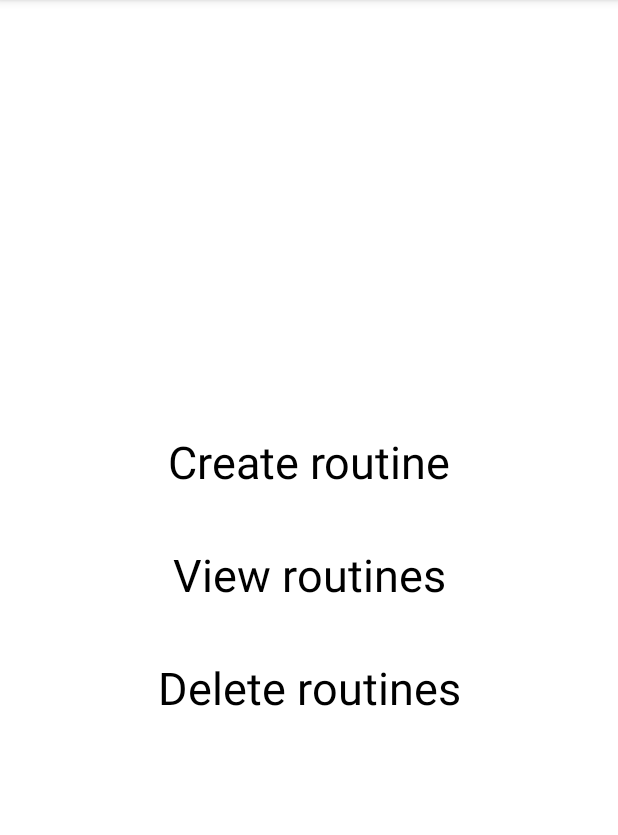
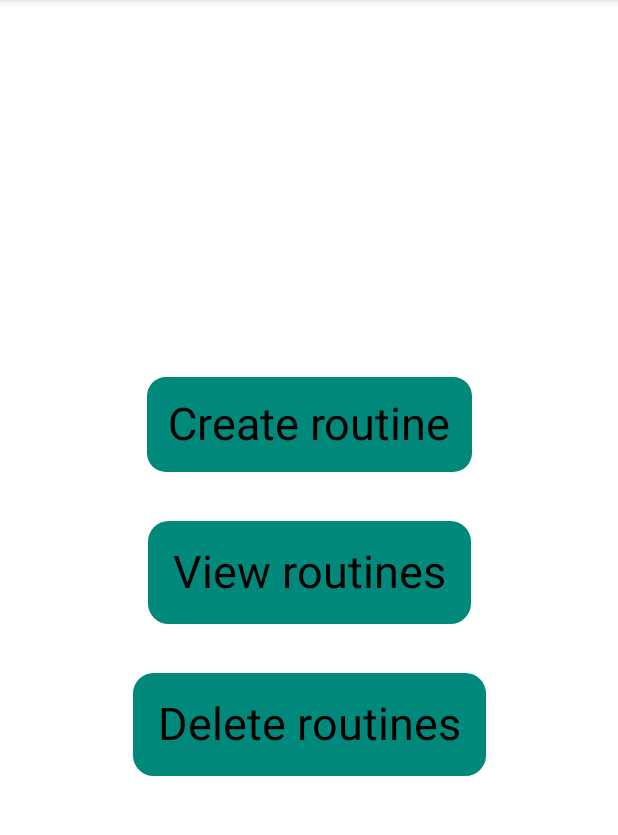
Before and after one commit to atul1503/Workouter, an Android app built with Jetpack Compose: the screen it shows after launch (MainActivity), on a phone screen of 412 x 824 dp, the part 84-919 px from its top. Run offline under Robolectric (Android 15) with nearby library versions, the phone set to English and light mode, and no system bars; our stand-ins replace Room's generated code.

Commit message:
added screen on tweak during exercise

```diff
--- a/app/src/main/java/com/atul/workouter/MainActivity.kt
+++ b/app/src/main/java/com/atul/workouter/MainActivity.kt
@@ -1,11 +1,13 @@
 package com.atul.workouter
 
 
+import android.app.Activity
 import android.graphics.Paint.Align
 import android.health.connect.datatypes.units.Percentage
 import android.os.Bundle
 import android.speech.tts.TextToSpeech
 import android.util.Log
+import android.view.WindowManager
 import androidx.compose.ui.unit.sp
 import android.view.autofill.AutofillManager
 import androidx.activity.compose.BackHandler
@@ -71,6 +73,7 @@ import androidx.compose.ui.platform.LocalConfiguration
 import androidx.compose.ui.platform.LocalContext
 import androidx.compose.ui.text.SpanStyle
 import androidx.compose.ui.text.TextStyle
+import com.atul.workouter.ui.Boxer
 import java.util.Calendar
 import java.util.Date
 
@@ -357,6 +360,7 @@ fun RestCoroutineWorker(vm:viewModel,exercise: State<Exercise>): Unit {
         }
     }
 
+
     Log.d("RestCoroutineWorker","This is the next exercise: ${vm.getExercisesThatCanBeDoneToday()[vm.currentExerciseIndex.value]} ")
 
     var isRoutineDone=true
@@ -505,6 +509,7 @@ fun RestScreen(vm: viewModel) {
             vm.changeNavigationString("home")
             return
         }
+        (LocalContext.current as Activity).window.addFlags(WindowManager.LayoutParams.FLAG_KEEP_SCREEN_ON)
         val exercises = vm.getExercisesThatCanBeDoneToday()
         val currentExerciseIndex = vm.currentExerciseIndex
         val currentExercise = exercises[currentExerciseIndex.value]
@@ -631,12 +636,23 @@ fun RestScreen(vm: viewModel) {
 
     @Composable
     fun WorkoutApp(vm: viewModel) {
+
+        if((LocalContext.current as Activity).window.attributes.flags.and(WindowManager.LayoutParams.FLAG_KEEP_SCREEN_ON)!=0){
+            (LocalContext.current as Activity).window.clearFlags(WindowManager.LayoutParams.FLAG_KEEP_SCREEN_ON)
+        }
+
+
             Column(
-            modifier = Modifier.fillMaxSize(), horizontalAlignment = Alignment.CenterHorizontally, verticalArrangement = Arrangement.Center
+                modifier = Modifier.fillMaxSize(),
+                horizontalAlignment = Alignment.CenterHorizontally,
+                verticalArrangement = Arrangement.spacedBy(LocalConfiguration.current.screenHeightDp.dp/25,
+                    Alignment.CenterVertically
+                ),
             ) {
-            ClickableText(modifier = Modifier.padding(20.dp),
-                text=buildAnnotatedString {
-                    val text="Create routine"
+                Boxer {
+                    ClickableText(modifier = Modifier.padding(LocalConfiguration.current.screenHeightDp.dp / 60),
+                        text = buildAnnotatedString {
+                            val text = "Create routine"
                             append(text)
                             addStyle(
                                 style = SpanStyle(color = MaterialTheme.colors.onBackground),
@@ -646,9 +662,11 @@ fun RestScreen(vm: viewModel) {
                         },
                         style = TextStyle(fontSize = 30.sp),
                         onClick = { vm.changeNavigationString("create routine") })
-            ClickableText(modifier = Modifier.padding(20.dp),
-                text=buildAnnotatedString {
-                    val text="View routines"
+                }
+                Boxer {
+                    ClickableText(modifier = Modifier.padding(LocalConfiguration.current.screenHeightDp.dp / 50),
+                        text = buildAnnotatedString {
+                            val text = "View routines"
                             append(text)
                             addStyle(
                                 style = SpanStyle(color = MaterialTheme.colors.onBackground),
@@ -658,9 +676,11 @@ fun RestScreen(vm: viewModel) {
                         },
                         style = TextStyle(fontSize = 30.sp),
                         onClick = { vm.changeNavigationString("see all routines") })
-            ClickableText(modifier = Modifier.padding(20.dp),
-                text=buildAnnotatedString {
-                    val text="Delete routines"
+                }
+                Boxer {
+                    ClickableText(modifier = Modifier.padding(LocalConfiguration.current.screenHeightDp.dp / 50),
+                        text = buildAnnotatedString {
+                            val text = "Delete routines"
                             append(text)
                             addStyle(
                                 style = SpanStyle(color = MaterialTheme.colors.onBackground),
@@ -670,6 +690,7 @@ fun RestScreen(vm: viewModel) {
                         },
                         style = TextStyle(fontSize = 30.sp),
                         onClick = { vm.changeNavigationString("delete all routines") })
+                }
             }
     }
 
--- /dev/null
+++ b/app/src/main/java/com/atul/workouter/ui/Reusables.kt
@@ -0,0 +1,26 @@
+package com.atul.workouter.ui
+
+import androidx.compose.foundation.background
+import androidx.compose.foundation.layout.Box
+import androidx.compose.foundation.layout.fillMaxSize
+import androidx.compose.foundation.shape.RoundedCornerShape
+import androidx.compose.material.MaterialTheme
+import androidx.compose.runtime.Composable
+import androidx.compose.ui.Modifier
+import androidx.compose.ui.draw.clip
+import androidx.compose.ui.graphics.Color
+
+
+@Composable
+fun Boxer(content: @Composable () -> Unit) {
+
+    Box(
+        modifier = Modifier
+            .clip(RoundedCornerShape(20))
+            .background(
+            color=MaterialTheme.colors.primary
+        )
+    ) {
+        content()
+    }
+}
```
Lines whose indentation alone changed are shown as unchanged.
